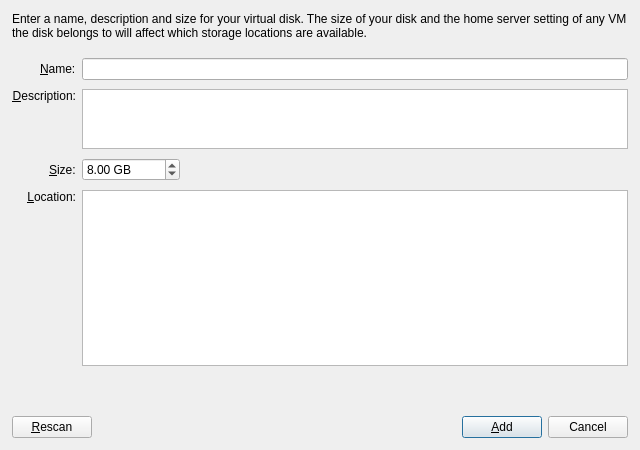
benapetr/XenAdminQt, file src/xenadmin-ui/dialogs/newvirtualdiskdialog.ui: the form before one commit.
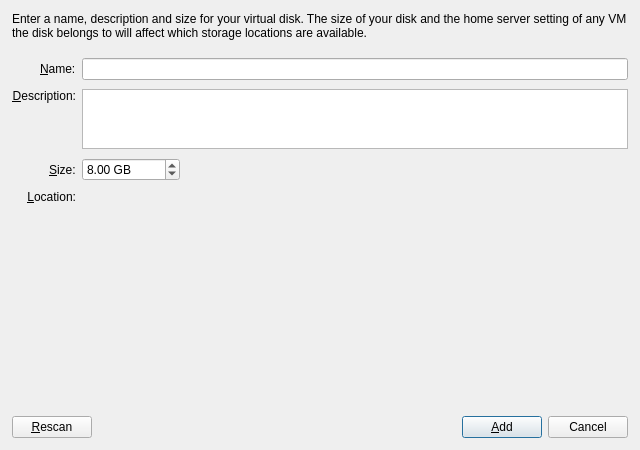
The form after the commit. Custom widgets are drawn as their Qt base class.

Diff of the .ui file:
```diff
--- a/src/xenadmin-ui/dialogs/newvirtualdiskdialog.ui
+++ b/src/xenadmin-ui/dialogs/newvirtualdiskdialog.ui
@@ -149,27 +149,18 @@
         <set>Qt::AlignRight|Qt::AlignTop|Qt::AlignTrailing</set>
        </property>
        <property name="buddy">
-        <cstring>srListWidget</cstring>
+       <cstring>srPicker</cstring>
        </property>
       </widget>
      </item>
      <item row="3" column="1">
-      <widget class="QListWidget" name="srListWidget">
-       <property name="sizePolicy">
-        <sizepolicy hsizetype="Expanding" vsizetype="Expanding">
-         <horstretch>0</horstretch>
-         <verstretch>0</verstretch>
-        </sizepolicy>
-       </property>
+      <widget class="SrPicker" name="srPicker">
        <property name="minimumSize">
         <size>
          <width>0</width>
          <height>150</height>
         </size>
        </property>
-       <property name="alternatingRowColors">
-        <bool>true</bool>
-       </property>
       </widget>
      </item>
     </layout>
@@ -252,6 +243,14 @@
   <tabstop>addButton</tabstop>
   <tabstop>cancelButton</tabstop>
  </tabstops>
+ <customwidgets>
+  <customwidget>
+   <class>SrPicker</class>
+   <extends>QWidget</extends>
+   <header>controls/srpicker.h</header>
+   <container>1</container>
+  </customwidget>
+ </customwidgets>
  <resources/>
  <connections>
   <connection>
```
Left out of the diff: 2 changed lines with no effect on the pictures. Lines whose indentation alone changed are shown as unchanged.
